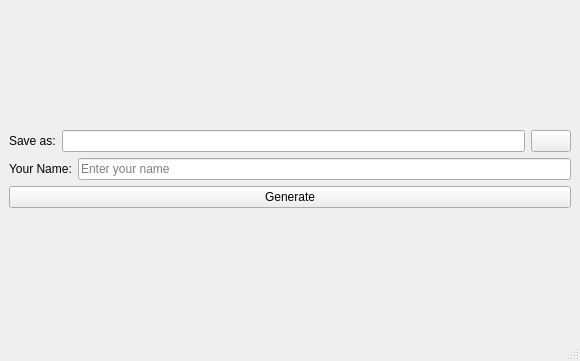
Qt form mainwindow.ui (aksato/pig_repgen_gui) before a commit.
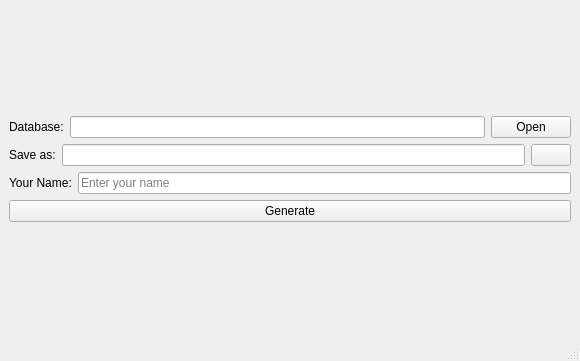
The same form after that commit. Icons and pictures are not drawn.

```diff
--- a/mainwindow.ui
+++ b/mainwindow.ui
@@ -17,6 +17,27 @@
    <layout class="QVBoxLayout" name="verticalLayout_2">
     <item>
      <layout class="QVBoxLayout" name="verticalLayout">
+      <item>
+       <layout class="QHBoxLayout" name="dbFilenameHorizontalLayout">
+        <item>
+         <widget class="QLabel" name="dbFilenameLabel">
+          <property name="text">
+           <string>Database:</string>
+          </property>
+         </widget>
+        </item>
+        <item>
+         <widget class="QLineEdit" name="dbFilenameLineEdit"/>
+        </item>
+        <item>
+         <widget class="QPushButton" name="dbFilenamePushButton">
+          <property name="text">
+           <string>Open</string>
+          </property>
+         </widget>
+        </item>
+       </layout>
+      </item>
       <item>
        <layout class="QHBoxLayout" name="filenameHorizontalLayout">
         <item>
```
Left out of the diff: 17 changed lines with no effect on the pictures.
